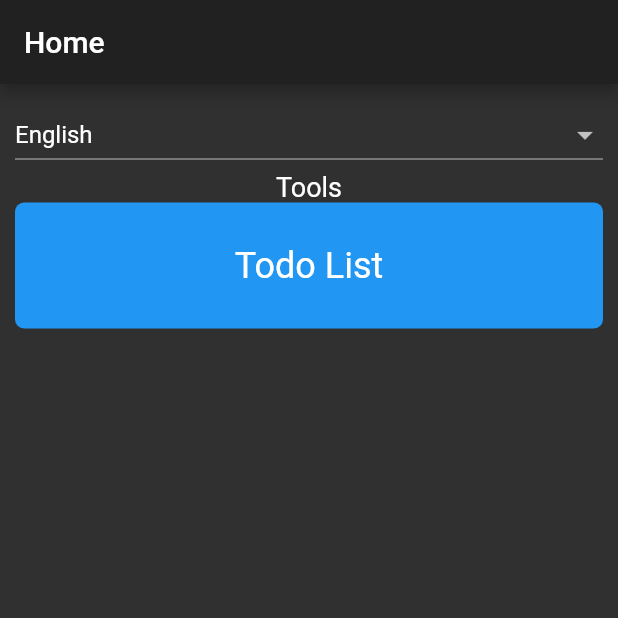
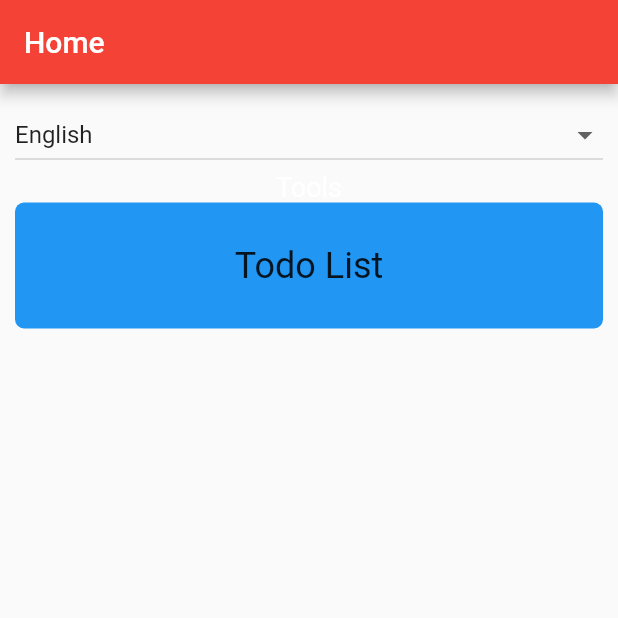
Before and after one commit to hasangenc0/personal-toolbox, a Flutter app: the screen it shows after launch, on a phone screen of 412 x 824 dp, the top half of it. Run offline on Flutter 3.47's test engine with Material 2 defaults, Android fonts, the phone set to English and light mode, and no system bars; our stand-ins replace adaptive_theme, easy_localization, sqflite; accounts and stored records are empty.

Commit message:
Change theme dynamically

```diff
--- a/lib/main.dart
+++ b/lib/main.dart
@@ -1,3 +1,4 @@
+import 'package:adaptive_theme/adaptive_theme.dart';
 import 'package:easy_localization/easy_localization.dart';
 import 'package:flutter/material.dart';
 import 'package:personal_toolbox/views/screens/home.dart';
@@ -13,14 +14,27 @@ void main() {
 class App extends StatelessWidget {
   @override
   Widget build(BuildContext context) {
-    return MaterialApp(
-      title: 'Personal Toolbox App',
-      theme:
-          ThemeData(brightness: Brightness.dark, primarySwatch: Colors.orange),
-      localizationsDelegates: context.localizationDelegates,
-      supportedLocales: context.supportedLocales,
-      locale: context.locale,
-      home: Home(),
+    return AdaptiveTheme(
+      light: ThemeData(
+        brightness: Brightness.light,
+        primarySwatch: Colors.red,
+        accentColor: Colors.amber,
+      ),
+      dark: ThemeData(
+        brightness: Brightness.dark,
+        primarySwatch: Colors.red,
+        accentColor: Colors.amber,
+      ),
+      initial: AdaptiveThemeMode.light,
+      builder: (theme, darkTheme) => MaterialApp(
+        title: 'Personal Toolbox App',
+        theme: theme,
+        darkTheme: darkTheme,
+        home: Home(),
+        localizationsDelegates: context.localizationDelegates,
+        supportedLocales: context.supportedLocales,
+        locale: context.locale,
+      ),
     );
   }
 }
```
